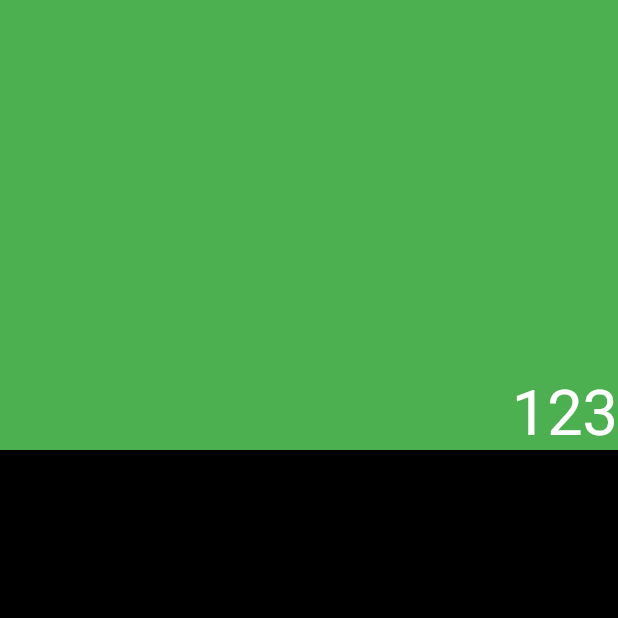
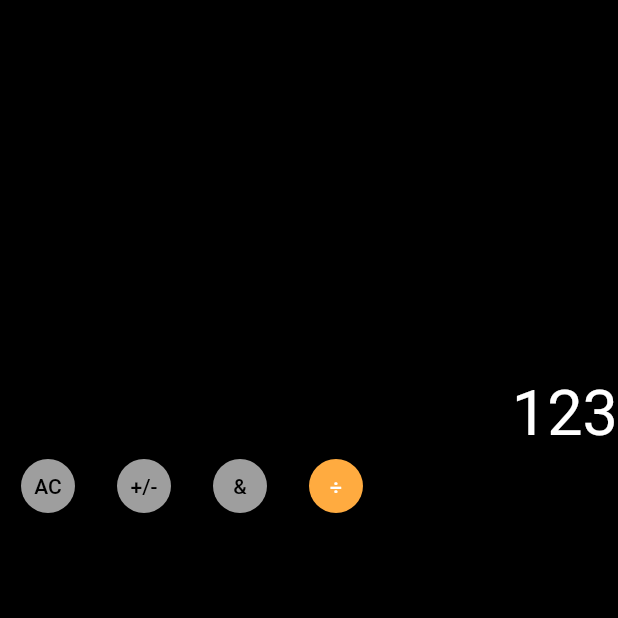
Before and after one commit to harithtarmizi/iphone_calculator, a Flutter app: the screen it shows after launch, on a phone screen of 412 x 824 dp, the top half of it. Run offline on Flutter 3.47's test engine with Material 2 defaults, Android fonts, the phone set to English and light mode, and no system bars.

Commit message:
Updated Second Column

```diff
--- a/lib/main.dart
+++ b/lib/main.dart
@@ -16,8 +16,6 @@ class MyApp extends StatelessWidget {
 }
 
 class Calculator extends StatefulWidget {
-  const Calculator({Key? key}) : super(key: key);
-
   @override
   _CalculatorState createState() => _CalculatorState();
 }
@@ -25,7 +23,8 @@ class Calculator extends StatefulWidget {
 class _CalculatorState extends State<Calculator> {
   @override
   Widget build(BuildContext context) {
-    final width = MediaQuery.of(context).size.width; //to make width follow the phone size
+    //to make width follow the phone size
+    final width = MediaQuery.of(context).size.width;
     return Scaffold(
       backgroundColor: Colors.black,
       body: Column(
@@ -33,7 +32,6 @@ class _CalculatorState extends State<Calculator> {
           Container(
             height: 300,
             width: width,
-            color: Colors.green,
             child: Align(
               alignment: Alignment.bottomRight,
               child: Text(
@@ -44,9 +42,57 @@ class _CalculatorState extends State<Calculator> {
                 ),
               ),
             ),
-          )
+          ),
+          //=================== Done First Column ==========================//
+          Row(
+            children: [
+              CircleButton(
+                title: 'AC',
+                color: Colors.grey,
+                textColor: Colors.black,
+              ),
+              CircleButton(
+                title: '+/-',
+                color: Colors.grey,
+                textColor: Colors.black,
+              ),
+              CircleButton(
+                title: '&',
+                color: Colors.grey,
+                textColor: Colors.black,
+              ),
+              CircleButton(
+                title: '÷',
+                color: Colors.orangeAccent,
+                textColor: Colors.white,
+              ),
+            ],
+          ),
         ],
       ),
     );
   }
 }
+
+class CircleButton extends StatelessWidget {
+  final String title;
+  final Color color;
+  final Color textColor;
+
+  CircleButton({required this.title, required this.color, required this.textColor});
+
+  @override
+  Widget build(BuildContext context) {
+    return ElevatedButton(
+      onPressed: () {},
+      child: Text(
+        title,
+        style: TextStyle(color: textColor),
+      ),
+      style: ElevatedButton.styleFrom(
+        primary: color,
+        shape: CircleBorder(),
+      ),
+    );
+  }
+}
```
